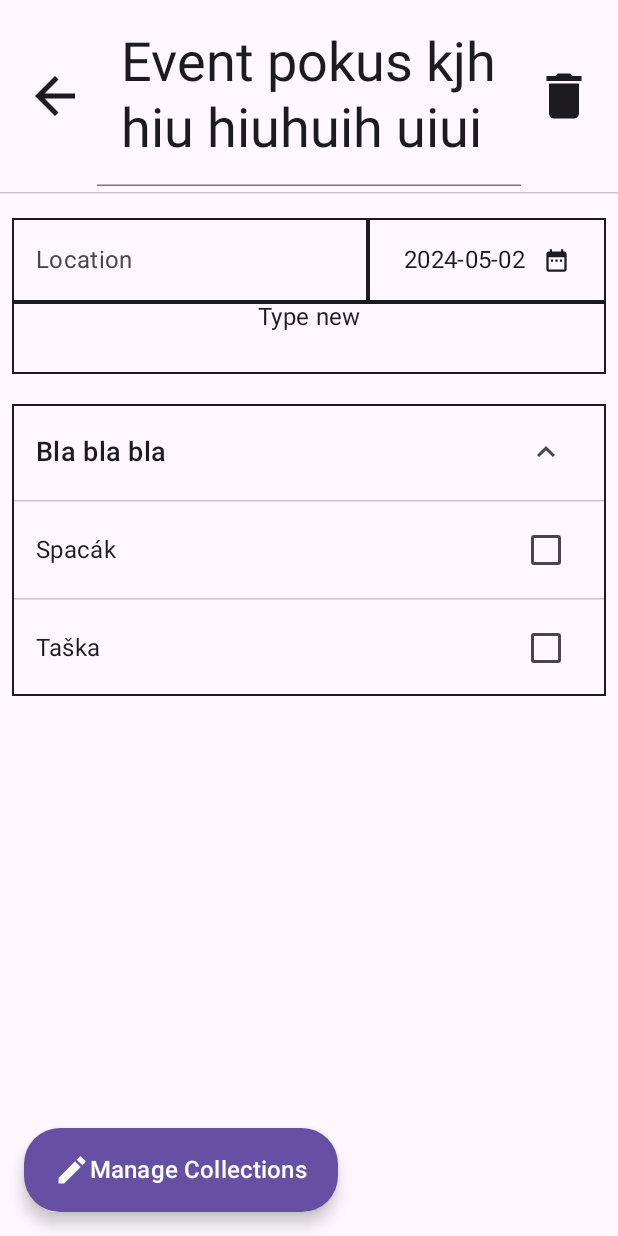
After one commit to LuciaSochorova/PackAssist, an Android app built with Jetpack Compose: the composable EventDetailsScreen shown on its own in the app's theme, on a phone screen of 412 x 824 dp. The commit adds this screen. Run offline under Robolectric (Android 15) with nearby library versions, the phone set to English and light mode, and no system bars.

Commit message:
EventDetailsScreen

```diff
--- a/app/src/main/java/com/example/packassist/data/Item.kt
+++ b/app/src/main/java/com/example/packassist/data/Item.kt
@@ -1,6 +1,9 @@
 package com.example.packassist.data
+
+
 
 data class Item(
     val name: String,
-    val coll: Int
+    val coll: Int,
+    val packed : Boolean = false
 )
--- /dev/null
+++ b/app/src/main/java/com/example/packassist/ui/screens/events/EventDetailsScreen.kt
@@ -0,0 +1,356 @@
+package com.example.packassist.ui.screens.events
+
+import androidx.compose.foundation.border
+import androidx.compose.foundation.layout.Arrangement
+import androidx.compose.foundation.layout.Box
+import androidx.compose.foundation.layout.Column
+import androidx.compose.foundation.layout.IntrinsicSize
+import androidx.compose.foundation.layout.Row
+import androidx.compose.foundation.layout.Spacer
+import androidx.compose.foundation.layout.defaultMinSize
+import androidx.compose.foundation.layout.fillMaxHeight
+import androidx.compose.foundation.layout.fillMaxSize
+import androidx.compose.foundation.layout.fillMaxWidth
+import androidx.compose.foundation.layout.height
+import androidx.compose.foundation.layout.padding
+import androidx.compose.foundation.layout.wrapContentSize
+import androidx.compose.foundation.lazy.LazyColumn
+import androidx.compose.foundation.lazy.itemsIndexed
+import androidx.compose.foundation.shape.RoundedCornerShape
+import androidx.compose.foundation.text.KeyboardActions
+import androidx.compose.foundation.text.KeyboardOptions
+import androidx.compose.material.icons.Icons
+import androidx.compose.material.icons.automirrored.filled.ArrowBack
+import androidx.compose.material.icons.filled.DateRange
+import androidx.compose.material.icons.filled.Delete
+import androidx.compose.material.icons.filled.Edit
+import androidx.compose.material.icons.filled.KeyboardArrowDown
+import androidx.compose.material.icons.filled.KeyboardArrowUp
+import androidx.compose.material3.ButtonDefaults
+import androidx.compose.material3.Checkbox
+import androidx.compose.material3.ExtendedFloatingActionButton
+import androidx.compose.material3.FabPosition
+import androidx.compose.material3.HorizontalDivider
+import androidx.compose.material3.Icon
+import androidx.compose.material3.IconButton
+import androidx.compose.material3.ListItem
+import androidx.compose.material3.MaterialTheme
+import androidx.compose.material3.OutlinedButton
+import androidx.compose.material3.OutlinedTextFieldDefaults
+import androidx.compose.material3.Scaffold
+import androidx.compose.material3.Text
+import androidx.compose.material3.TextField
+import androidx.compose.runtime.Composable
+import androidx.compose.runtime.getValue
+import androidx.compose.runtime.mutableStateOf
+import androidx.compose.runtime.remember
+import androidx.compose.runtime.setValue
+import androidx.compose.ui.Alignment
+import androidx.compose.ui.Modifier
+import androidx.compose.ui.graphics.Color
+import androidx.compose.ui.platform.LocalFocusManager
+import androidx.compose.ui.res.stringResource
+import androidx.compose.ui.text.input.ImeAction
+import androidx.compose.ui.text.style.TextAlign
+import androidx.compose.ui.tooling.preview.Preview
+import androidx.compose.ui.unit.dp
+import com.example.packassist.R
+import com.example.packassist.data.Collection
+import com.example.packassist.data.Event
+import com.example.packassist.data.Item
+import java.time.LocalDate
+
+
+data class CollectionItems(val collection: Collection, val items: List<Item>)
+@Composable
+fun EventDetailsScreen(
+    backAction: () -> Unit,
+    deleteAction: () -> Unit,
+    floatingButtonAction: () -> Unit
+) {
+    val normalFont = MaterialTheme.typography.bodyMedium
+    val kolekcie = listOf(CollectionItems(
+        Collection(name = "Bla bla bla"),
+        listOf(Item("Spacák", 0), Item("Taška", 0))
+    ))
+    val focusManager = LocalFocusManager.current
+    val event =
+        Event(name = "Event pokus", date = LocalDate.of(2024, 5, 2), notes = null, location = null)
+    var eventName by remember {
+        mutableStateOf("Event pokus kjh hiu hiuhuih uiui")
+    }
+
+
+    Scaffold(
+        floatingActionButton = {
+            ExtendedFloatingActionButton(onClick = floatingButtonAction, containerColor = MaterialTheme.colorScheme.primary) {
+            Icon(
+                Icons.Default.Edit,
+                contentDescription = stringResource(id = R.string.edit_button_description)
+            )
+
+            Text(text = "Manage Collections", style = MaterialTheme.typography.titleSmall)
+        }},
+        floatingActionButtonPosition = FabPosition.Start,
+
+        topBar = {
+            Column(modifier = Modifier.fillMaxWidth()) {
+                Row(
+                    horizontalArrangement = Arrangement.SpaceBetween,
+                    verticalAlignment = Alignment.CenterVertically,
+                    modifier = Modifier
+                        .padding(start = 8.dp, end = 8.dp, top = 4.dp, bottom = 4.dp)
+                        .fillMaxWidth()
+
+
+                ) {
+                    IconButton(
+                        onClick = backAction,
+                        modifier = Modifier
+                            .wrapContentSize()
+                            .weight(1f)
+
+                    ) {
+                        Icon(
+                            Icons.AutoMirrored.Default.ArrowBack,
+                            contentDescription = "" /*TODO*/,
+                            modifier = Modifier.fillMaxSize()
+                        )
+                    }
+
+                    TextField(
+                        value = eventName,
+                        onValueChange = {
+                            if (it.isNotEmpty()) {
+                                eventName = it
+                            }
+                        },
+                        textStyle = MaterialTheme.typography.displaySmall,
+                        colors = OutlinedTextFieldDefaults.colors(
+                            focusedContainerColor = MaterialTheme.colorScheme.secondaryContainer,
+                            unfocusedContainerColor = Color.Transparent,
+                            disabledContainerColor = MaterialTheme.colorScheme.secondaryContainer,
+                        ),
+                        keyboardOptions = KeyboardOptions.Default.copy(imeAction = ImeAction.Done),
+                        keyboardActions = KeyboardActions(onDone = { focusManager.clearFocus() }),
+                        modifier = Modifier
+                            .weight(5f)
+                    )
+
+                    IconButton(
+                        onClick = deleteAction,
+                        modifier = Modifier
+                            .weight(1f)
+                            .wrapContentSize()
+
+                    ) {
+                        Icon(
+                            Icons.Default.Delete,
+                            contentDescription = stringResource(id = R.string.delete_button_description),
+                            modifier = Modifier.fillMaxSize()
+                        )
+                    }
+                }
+                HorizontalDivider()
+            }
+
+        })
+    { innerPadding ->
+        LazyColumn(
+            modifier = Modifier.padding(
+                start = 8.dp,
+                end = 8.dp,
+                top = innerPadding.calculateTopPadding()
+            )
+        ) {
+            item {
+                Column(
+                    modifier = Modifier
+                        .fillMaxWidth()
+                        .padding(top = 16.dp)
+                ) {
+
+                    Row(
+                        modifier = Modifier
+                            .fillMaxWidth()
+                            .height(IntrinsicSize.Max)
+                    ) {
+                        Box(
+                            modifier = Modifier
+                                .border(
+                                    width = 1.dp,
+                                    color = MaterialTheme.colorScheme.onSurface
+                                )
+                                .weight(3f)
+                        ) {
+                            TextField(
+                                modifier = Modifier.fillMaxHeight(),
+                                value = event.location ?: "",
+                                label = {
+                                    if (event.location.isNullOrBlank()) {
+                                        Text(text = "Location", style = normalFont)
+                                    }
+                                },
+                                onValueChange = {/*TODO*/ },
+                                textStyle = normalFont,
+                                keyboardOptions = KeyboardOptions.Default.copy(imeAction = ImeAction.Done),
+                                keyboardActions = KeyboardActions(onDone = { focusManager.clearFocus() }),
+                                colors = OutlinedTextFieldDefaults.colors(
+                                    focusedContainerColor = MaterialTheme.colorScheme.secondaryContainer,
+                                    unfocusedContainerColor = Color.Transparent,
+                                    disabledContainerColor = MaterialTheme.colorScheme.secondaryContainer,
+                                ),
+                            )
+                        }
+                        Box(
+                            modifier = Modifier
+                                .border(
+                                    width = 1.dp,
+                                    color = MaterialTheme.colorScheme.onSurface
+                                )
+                                .weight(2f)
+                        ) {
+
+                            OutlinedButton(
+                                onClick = { /*TODO*/ },
+                                shape = RoundedCornerShape(0.dp),
+                                colors = ButtonDefaults.outlinedButtonColors()
+                                    .copy(contentColor = MaterialTheme.colorScheme.onSurface),
+                                modifier = Modifier
+                                    .fillMaxHeight()
+                                    .fillMaxWidth()
+
+                            ) {
+                                Row(
+                                    modifier = Modifier.fillMaxWidth(),
+
+                                    verticalAlignment = Alignment.CenterVertically,
+                                    horizontalArrangement = Arrangement.Start
+                                ) {
+                                    Text(
+                                        text = event.date?.toString() ?: "Date",
+                                        style = normalFont,
+                                        modifier = Modifier.weight(4f),
+                                    )
+                                    Icon(
+                                        Icons.Default.DateRange,
+                                        contentDescription = null,
+                                        modifier = Modifier
+                                            .padding(start = 4.dp)
+                                            .weight(1f)
+                                    )
+                                }
+
+                            }
+                        }
+
+                    }
+
+                    Text(
+                        text = event.notes ?: "Type new",
+                        textAlign = TextAlign.Center,
+                        style = normalFont,
+                        modifier = Modifier
+                            .fillMaxWidth()
+                            .border(width = 1.dp, color = MaterialTheme.colorScheme.onSurface)
+                            .defaultMinSize(minHeight = 48.dp)
+                    )
+                }
+            }
+
+            item { Spacer(modifier = Modifier
+                .fillMaxWidth()
+                .height(12.dp)) }
+
+
+            itemsIndexed(kolekcie){ index, item ->
+                ExpandingListOfItems(coll = item, modifier = Modifier
+                    .fillMaxWidth()
+                    .padding(top = 8.dp, bottom = 8.dp))
+            }
+
+        }
+    }
+}
+
+
+@Preview(showBackground = true)
+@Composable
+fun EventDetailsScreenPreview() {
+    EventDetailsScreen({}, {}, {})
+}
+
+
+
+
+@Composable
+fun ExpandingListOfItems(
+    coll: CollectionItems,
+    modifier: Modifier = Modifier
+) {
+    var isExpanded by remember {
+        mutableStateOf(true)
+    }
+
+    Column(modifier = modifier.border(width = 1.dp, color = MaterialTheme.colorScheme.onSurface)) {
+        ListItem(
+            headlineContent = {
+                Text(
+                    text = coll.collection.name,
+                    style = MaterialTheme.typography.titleMedium
+                )
+            },
+            trailingContent = {
+                IconButton(onClick = { isExpanded = !(isExpanded) }) {
+                    if (isExpanded) {
+                        Icon(
+                            Icons.Default.KeyboardArrowUp,
+                            contentDescription = null,
+                        )
+                    } else {
+                        Icon(
+                            Icons.Default.KeyboardArrowDown,
+                            contentDescription = null,
+                        )
+                    }
+                }
+
+            },
+            modifier = Modifier.fillMaxWidth()
+
+        )
+
+
+
+        if (isExpanded) {
+            for (item in coll.items) {
+                HorizontalDivider()
+                ListItem(
+                    headlineContent = {
+                        Text(
+                            text = item.name,
+                            style = MaterialTheme.typography.bodyMedium
+                        )
+                    },
+                    trailingContent = {
+                        Checkbox(checked = item.packed, onCheckedChange = {/*TODO*/ })
+
+                    }
+                    )
+
+            }
+        }
+    }
+
+}
+
+@Preview(showBackground = true)
+@Composable
+fun ExpandingListOfItemsPreview() {
+    ExpandingListOfItems(
+        coll = CollectionItems(
+            Collection(name = "Bla bla bla"),
+            listOf(Item("Spacák", 0), Item("Taška", 0))
+        )
+    )
+}
--- a/app/src/main/java/com/example/packassist/ui/screens/events/ManageEventCollectionScreen.kt
+++ b/app/src/main/java/com/example/packassist/ui/screens/events/ManageEventCollectionScreen.kt
@@ -50,7 +50,7 @@ fun ManageEventCollectionsScreen(
 
     Scaffold(
         floatingActionButton = {
-            ExtendedFloatingActionButton(onClick = addAction) {
+            ExtendedFloatingActionButton(onClick = addAction, containerColor = MaterialTheme.colorScheme.primary) {
                 Icon(
                     Icons.Default.Add,
                     contentDescription = stringResource(id = R.string.add_new_button_description)
@@ -79,7 +79,7 @@ fun ManageEventCollectionsScreen(
                     ) {
                         Icon(
                             Icons.AutoMirrored.Default.ArrowBack,
-                            contentDescription = "lalal",
+                            contentDescription = stringResource(id = R.string.back_icon_description),
                             modifier = Modifier.fillMaxSize()
                         )
                     }
--- a/app/src/main/res/values/strings.xml
+++ b/app/src/main/res/values/strings.xml
@@ -11,4 +11,6 @@
     <string name="type_new_item_label">Type new item</string>
     <string name="import_icon_description">Import</string>
     <string name="back_icon_description">back</string>
+    <string name="collapse_icon_description">Collapse</string>
+    <string name="expand_icon_description">expand</string>
 </resources>
```
